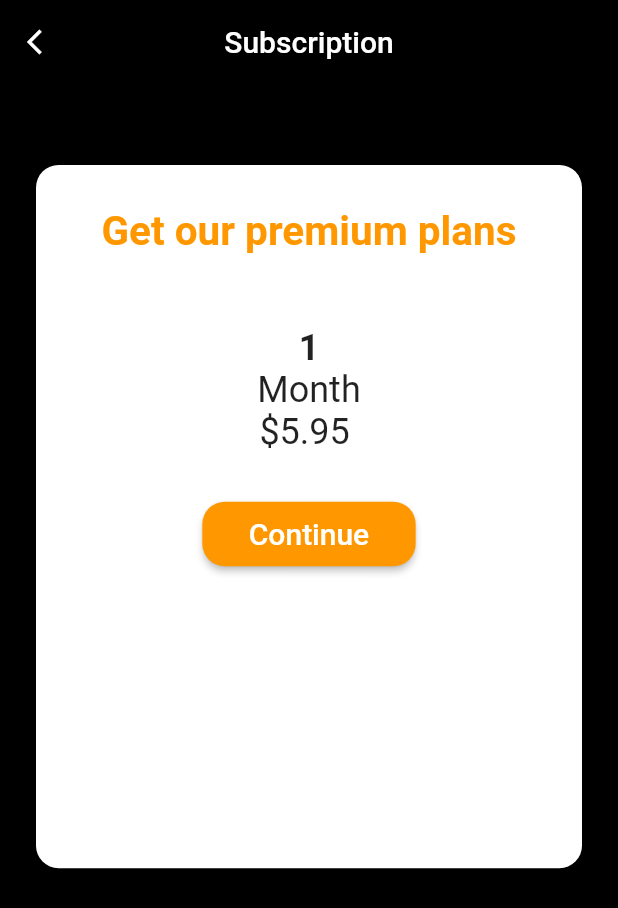
After one commit to daniel199169/flutter_dating, a Flutter app: the SubscriptionPage screen opened directly, on a phone screen of 412 x 824 dp. The commit adds this screen. Shown: the top 908 px of the screen. Run offline on Flutter 3.47's test engine with Material 2 defaults, Android fonts, the phone set to English and light mode, and no system bars; our stand-ins replace badges, cloud_firestore, firebase_auth, firebase_messaging, firebase_storage, flutter_local_notifications and 9 more; missing offline and left inert: flutter_auth_buttons, google_map_location_picker, load; accounts and stored records are empty.

Commit message:
add subscription page

```diff
--- /dev/null
+++ b/lib/screens/view/subscription.dart
@@ -0,0 +1,162 @@
+import 'package:flutter/cupertino.dart';
+import 'package:flutter/material.dart';
+import 'package:nubae/screens/view/constants.dart';
+
+class SubscriptionPage extends StatefulWidget {
+  @override
+  _SubscriptionPageState createState() => _SubscriptionPageState();
+}
+
+class _SubscriptionPageState extends State<SubscriptionPage> {
+  List _data = [
+    {
+      "name": "1",
+    },
+  ];
+
+  @override
+  void initState() {
+    // TODO: implement initState
+    super.initState();
+  }
+
+  @override
+  Widget build(BuildContext context) {
+    final width = getWidth(context);
+    final height = getHeight(context);
+
+    final orientation = MediaQuery.of(context).orientation;
+
+    return Scaffold(
+        appBar: AppBar(
+          leading: IconButton(
+            icon: Icon(Icons.arrow_back_ios),
+            onPressed: () => Navigator.of(context).pop(),
+          ),
+          centerTitle: true,
+          title: Text("Subscription"),
+        ),
+        backgroundColor: Colors.black,
+        body: Container(
+            width: width,
+            padding: EdgeInsets.symmetric(horizontal: 20, vertical: 50),
+            height: height * 0.7,
+            child: Card(
+              shape: RoundedRectangleBorder(
+                  borderRadius: BorderRadius.circular(15)),
+              child: InkWell(
+                  onTap: () {},
+                  child: new GridTile(
+                    child: Container(
+                      padding:
+                          EdgeInsets.symmetric(horizontal: 10, vertical: 20),
+                      child: Column(
+                        mainAxisSize: MainAxisSize.max,
+                        children: [
+                          Padding(
+                            padding: const EdgeInsets.all(8.0),
+                            child: Text("Get our premium plans",
+                                style: TextStyle(
+                                    fontWeight: FontWeight.bold,
+                                    fontSize: 27,
+                                    color: Colors.orange)),
+                          ),
+                          Padding(
+                            padding: const EdgeInsets.only(top: 40),
+                            child: Text("1",
+                                style: TextStyle(
+                                    fontWeight: FontWeight.bold, fontSize: 24)),
+                          ),
+                          Text("Month", style: TextStyle(fontSize: 24)),
+                          Text("\$5.95 ", style: TextStyle(fontSize: 24)),
+                          SizedBox(
+                            height: 30,
+                          ),
+                          RaisedButton(
+                            shape: RoundedRectangleBorder(
+                                borderRadius: BorderRadius.circular(15)),
+                            onPressed: () {},
+                            color: Colors.orange,
+                            child: Padding(
+                              padding: const EdgeInsets.symmetric(
+                                  vertical: 10.0, horizontal: 15),
+                              child: Text(
+                                "Continue",
+                                style: TextStyle(
+                                    color: Colors.white, fontSize: 20),
+                              ),
+                            ),
+                          )
+                        ],
+                      ),
+                    ),
+                  )),
+            )));
+  }
+}
+
+class ViewOffer extends StatefulWidget {
+  final details;
+  ViewOffer(this.details);
+
+  @override
+  _ViewOfferState createState() => _ViewOfferState();
+}
+
+class _ViewOfferState extends State<ViewOffer> {
+  List _notifications;
+
+  @override
+  void initState() {
+    // TODO: implement initState
+    super.initState();
+
+    _notifications = [
+      {"message": "Sandy want to go on a date with you", "action": "accept"},
+      {"message": "Sandy want to go on a date with you", "action": "accept"},
+      {"message": "Sandy want to go on a date with you", "action": "accept"},
+      {"message": "Sandy want to go on a date with you", "action": "accept"},
+    ];
+  }
+
+  @override
+  Widget build(BuildContext context) {
+    final width = getWidth(context);
+    final height = getHeight(context);
+
+    return Scaffold(
+        backgroundColor: Colors.black,
+        appBar: AppBar(
+          leading: IconButton(
+            icon: Icon(Icons.arrow_back_ios),
+            onPressed: () => Navigator.of(context).pop(),
+          ),
+          centerTitle: true,
+          title: Text("View Offer"),
+        ),
+        body: Container(
+            width: width,
+            height: height,
+            child: ListView.builder(
+              itemBuilder: (context, ind) => ListTile(
+                leading: CircleAvatar(
+                  child: Icon(Icons.person),
+                  backgroundColor: Colors.white,
+                ),
+                title: Text(
+                  "${_notifications[ind]["message"]}",
+                  style: TextStyle(color: Colors.white),
+                ),
+                trailing: RaisedButton(
+                  onPressed: () {},
+                  color: Colors.orange,
+                  child: Text(
+                    "${_notifications[ind]["action"]}".toUpperCase(),
+                    style: TextStyle(color: Colors.white),
+                  ),
+                ),
+              ),
+              itemCount: _notifications.length,
+            )));
+  }
+}
--- a/pubspec.yaml
+++ b/pubspec.yaml
@@ -68,7 +68,7 @@ flutter:
   uses-material-design: true
   assets:
     - assets/images/
-    - assets/icons/
+
   # To add assets to your application, add an assets section, like this:
   # assets:
   #  - images/a_dot_burr.jpeg
```
Also changed, not shown: lib/screens/view/settings.dart (+59 -11 lines), 2 other files.
